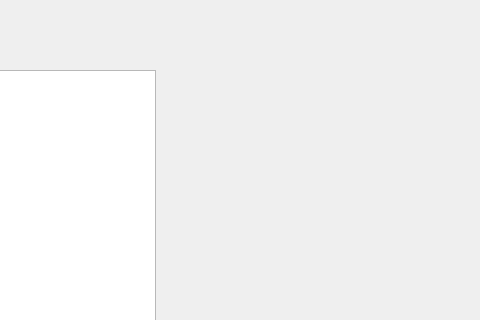
Qt form UI/main.ui (Klef99/yandexlyceum-pyqt) before a commit; both pictures show x 475 to 955 and y 0 to 320 of the 955 by 589 pixel window.
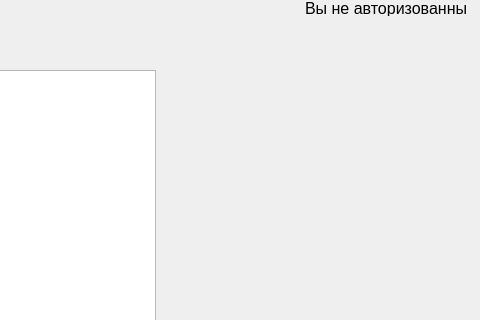
The same form after that commit. Icons and pictures are not drawn.

```diff
--- a/UI/main.ui
+++ b/UI/main.ui
@@ -28,6 +28,24 @@
      </rect>
     </property>
    </widget>
+   <widget class="QLabel" name="auth">
+    <property name="geometry">
+     <rect>
+      <x>780</x>
+      <y>0</y>
+      <width>171</width>
+      <height>16</height>
+     </rect>
+    </property>
+    <property name="font">
+     <font>
+      <pointsize>12</pointsize>
+     </font>
+    </property>
+    <property name="text">
+     <string>Вы не авторизованны</string>
+    </property>
+   </widget>
    <widget class="QWidget" name="">
     <property name="geometry">
      <rect>
```
